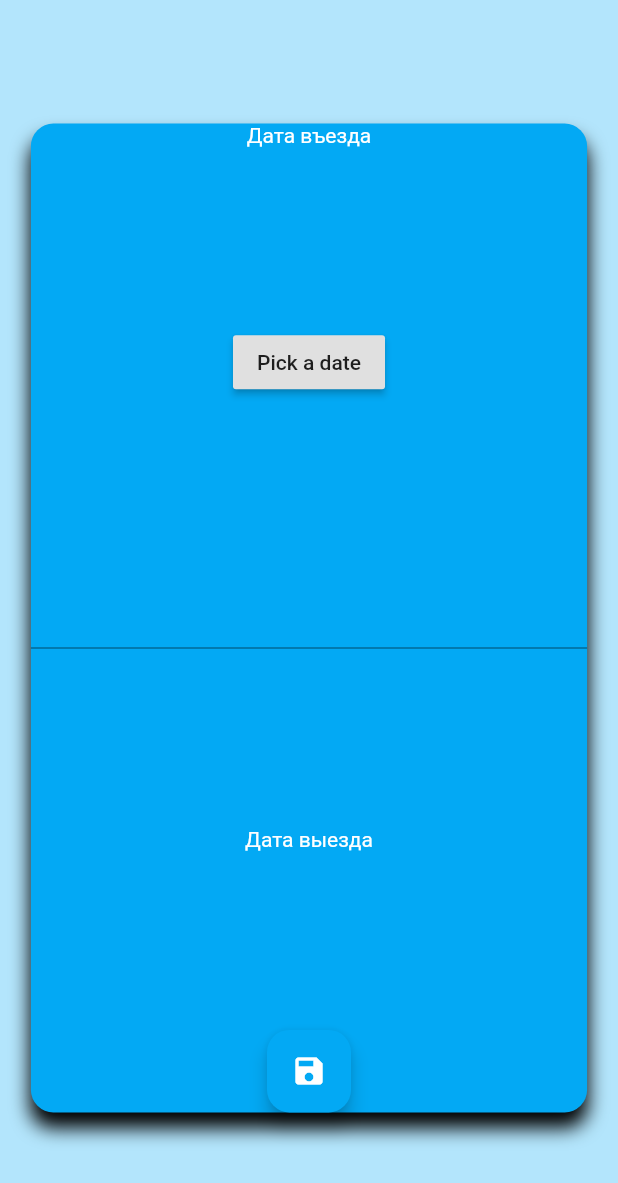
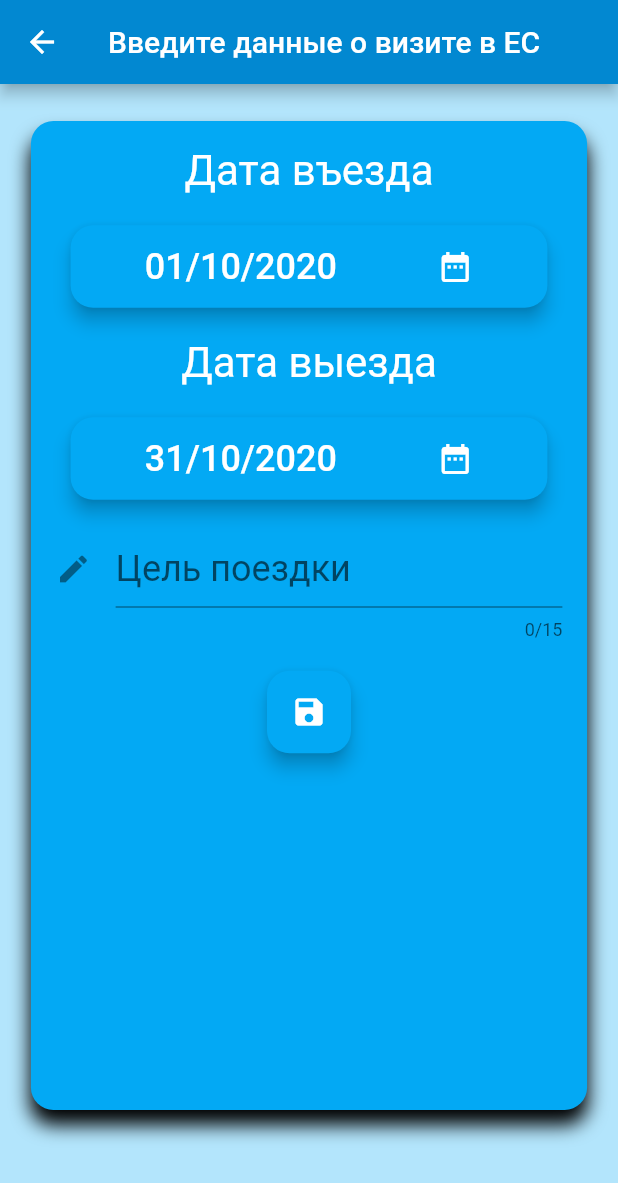
Before and after one commit to Kosichenko/bezviz, a Flutter app: the screen it shows after launch, after a tap on the "add" icon, on a phone screen of 412 x 824 dp. Shown: the top 1183 px of the screen. Run offline on Flutter 3.47's test engine with Material 2 defaults, Android fonts, the phone set to English and light mode, and no system bars; our stand-ins replace flutter_bloc, flutter_svg, percent_indicator, validators.

Commit message:
WOP localiation add

```diff
--- /dev/null
+++ b/lib/l10n/intl_en.arb
@@ -0,0 +1,3 @@
+{
+    "app_title": "Visa days calculator 90/180"
+}
--- /dev/null
+++ b/lib/l10n/intl_ru.arb
@@ -0,0 +1,3 @@
+{
+    "app_title": "Калькулятор безвиза 90/180"
+}
--- a/lib/main.dart
+++ b/lib/main.dart
@@ -1,4 +1,6 @@
 import 'package:flutter/material.dart';
+import 'package:flutter_localizations/flutter_localizations.dart';
+import 'generated/l10n.dart';
 
 import 'model/constants.dart';
 import 'screens/home_screen.dart';
@@ -10,8 +12,15 @@ class BezVizApp extends StatelessWidget {
   @override
   Widget build(BuildContext context) {
     return MaterialApp(
+      localizationsDelegates: [
+                S.delegate,
+                GlobalMaterialLocalizations.delegate,
+                GlobalWidgetsLocalizations.delegate,
+                GlobalCupertinoLocalizations.delegate,
+            ],
+            supportedLocales: S.delegate.supportedLocales,
       debugShowCheckedModeBanner: false,
-      title: 'BezViz Calculator',
+      title: 'BezViz 90/180',
       theme: ThemeData(
         scaffoldBackgroundColor: glPrimaryBackgroundColor,
         primaryColor: glPrimaryColorDark,
--- a/lib/screens/add_visit/add_new_visit.dart
+++ b/lib/screens/add_visit/add_new_visit.dart
@@ -9,14 +9,15 @@ import 'package:flutter_bloc/flutter_bloc.dart';
 import 'package:validators/validators.dart';
 import 'package:intl/intl.dart';
 
-class AddNewVisit extends StatelessWidget {
-
+class VisitEditScreen extends StatelessWidget {
   @override
   Widget build(BuildContext context) {
     var size = MediaQuery.of(context).size;
     return Scaffold(
+      appBar: AppBar(
+        title: Text('Введите данные о визите в ЕС'),
+      ),
       body: Container(
-
         decoration: BoxDecoration(
           boxShadow: [
             BoxShadow(
@@ -29,19 +30,125 @@ class AddNewVisit extends StatelessWidget {
           borderRadius: BorderRadius.all(Radius.circular(15)),
         ),
         margin: EdgeInsets.symmetric(
-           vertical: size.height  * .10,
+          vertical: size.height * .03,
           horizontal: size.width * .05,
         ),
         height: size.height * 0.8,
-        child: Column(
-          mainAxisAlignment: MainAxisAlignment.spaceBetween,
+        padding: EdgeInsets.all(size.height * 0.02),
+        child: SingleChildScrollView(
+          child: VisitEditForm(),
+        ),
+      ),
+    );
+  }
+}
+
+class VisitEditForm extends StatelessWidget {
+  final startDateController = TextEditingController();
+  final endDateController = TextEditingController();
+  final titleController = TextEditingController();
+  // const VisitEditForm({
+  //   Key key,
+  // }) : super(key: key);
+
+  @override
+  Widget build(BuildContext context) {
+    return Column(
+      mainAxisAlignment: MainAxisAlignment.spaceEvenly,
+      mainAxisSize: MainAxisSize.max,
+      crossAxisAlignment: CrossAxisAlignment.center,
       children: <Widget>[
-            Text('Дата въезда'),
-            RaisedButton(
-              child: Text('Pick a date'),
-              onPressed: () {showDatePicker(context: context, firstDate: globalMinDate, lastDate: globalMaxDate, initialDate:  DateTime.now(), );},
+        Text(
+          'Дата въезда',
+          style: TextStyle(fontSize: 28),
         ),
+        SizedBox(height: glDefaultPadding),
+        Container(
+          margin: EdgeInsets.symmetric(horizontal: glDefaultPadding / 2),
+          child: MaterialButton(
+            elevation: 5,
+            height: 55.0,
+            minWidth: 40.0,
+            shape: RoundedRectangleBorder(
+              borderRadius: BorderRadius.circular(15),
+            ),
+            color: glPrimaryColor,
+            textColor: glIconTextColor,
+            child: Row(
+              mainAxisAlignment: MainAxisAlignment.spaceAround,
+              children: [
+                Text(
+                  '01/10/2020',
+                  style: TextStyle(fontSize: 24),
+                ),
+                Icon(
+                  Icons.date_range,
+                  color: glIconTextColor,
+                ),
+              ],
+            ),
+            onPressed: () => {
+              showDatePicker(
+                context: context,
+                firstDate: globalMinDate,
+                lastDate: globalMaxDate,
+                initialDate: DateTime.now(),
+              )
+            },
+            splashColor: glAccentColor,
+          ),
+        ),
+        SizedBox(height: glDefaultPadding),
+        Text(
+          'Дата выезда',
+          style: TextStyle(fontSize: 28),
+        ),
+        SizedBox(height: glDefaultPadding),
+        Container(
+          margin: EdgeInsets.symmetric(horizontal: glDefaultPadding / 2),
+          child: MaterialButton(
+            elevation: 5,
+            height: 55.0,
+            minWidth: 40.0,
+            shape: RoundedRectangleBorder(
+              borderRadius: BorderRadius.circular(15),
+            ),
+            color: glPrimaryColor,
+            textColor: glIconTextColor,
+            child: Row(
+              mainAxisAlignment: MainAxisAlignment.spaceAround,
+              children: [
+                Text(
+                  '31/10/2020',
+                  style: TextStyle(fontSize: 24),
+                ),
+                Icon(
+                  Icons.date_range,
+                  color: glIconTextColor,
+                ),
+              ],
+            ),
+            onPressed: () => {
+              showDatePicker(
+                context: context,
+                firstDate: globalMinDate,
+                lastDate: globalMaxDate,
+                initialDate: DateTime.now(),
+              )
+            },
+            splashColor: glAccentColor,
+          ),
+        ),
+        SizedBox(height: glDefaultPadding),
         TextFormField(
+          style: TextStyle(fontSize: 24),
+          controller: titleController,
+          maxLength: 15,
+          decoration: InputDecoration(
+            fillColor: glIconTextColor,
+            icon: Icon(Icons.edit),
+            hintText: "Цель поездки",
+          ),
           validator: (value) {
             if (!isDate(value)) {
               return 'Не правильная дата';
@@ -49,13 +156,12 @@ class AddNewVisit extends StatelessWidget {
             return null;
           },
         ),
-            Text('Дата выезда'),
         // VisitDetails(visit: visit),
+        SizedBox(height: glDefaultPadding),
         SaveButton(),
         // VisitDays(days: visit.daysInPeriod),
+        SizedBox(height: glDefaultPadding),
       ],
-        ),
-      ),
     );
   }
 }
@@ -197,10 +303,10 @@ class SaveButton extends StatelessWidget {
 class ChooseDateButton extends StatelessWidget {
   const ChooseDateButton({
     Key key,
-    @required this.id,
+    //  @required this.id,
   }) : super(key: key);
 
-  final id;
+  //final id;
 
   @override
   Widget build(BuildContext context) {
@@ -216,10 +322,17 @@ class ChooseDateButton extends StatelessWidget {
         color: glPrimaryColor,
         textColor: glIconTextColor,
         child: Icon(
-          Icons.mode_edit,
+          Icons.date_range,
           color: glIconTextColor,
         ),
-        onPressed: () => {showDatePicker(context: context, firstDate: globalMinDate, lastDate: globalMaxDate, initialDate:  DateTime.now(), )},
+        onPressed: () => {
+          showDatePicker(
+            context: context,
+            firstDate: globalMinDate,
+            lastDate: globalMaxDate,
+            initialDate: DateTime.now(),
+          )
+        },
         splashColor: glAccentColor,
       ),
     );
--- a/lib/screens/home_screen.dart
+++ b/lib/screens/home_screen.dart
@@ -1,5 +1,6 @@
 import 'package:bez_viz_calculator/bloc/visit_bloc.dart';
 import 'package:bez_viz_calculator/bloc/visit_event.dart';
+import 'package:bez_viz_calculator/generated/l10n.dart';
 import 'package:bez_viz_calculator/model/constants.dart';
 import 'package:bez_viz_calculator/services/visit_repository.dart';
 import 'package:flutter/material.dart';
@@ -22,7 +23,7 @@ class HomeScreen extends StatelessWidget {
             appBar: AppBar(
               title: Center(
                   child: Text(
-                'Калькулятор безвиза 90/180',
+                S.of(context).app_title,
                 style: TextStyle(
                   color: glIconTextColor,
                 ),
@@ -37,7 +38,7 @@ class HomeScreen extends StatelessWidget {
                 Navigator.push(
                   context,
                   MaterialPageRoute(
-                    builder: (context) => AddNewVisit(),
+                    builder: (context) => VisitEditScreen(),
                   ),
                 ),
               },
```
Also changed, not shown: pubspec.yaml (+6 -5 lines), lib/generated/intl/messages_all.dart (added), lib/generated/intl/messages_en.dart (added), lib/generated/intl/messages_ru.dart (added), lib/generated/l10n.dart (added), pubspec.lock. Lines whose indentation alone changed are shown as unchanged.
